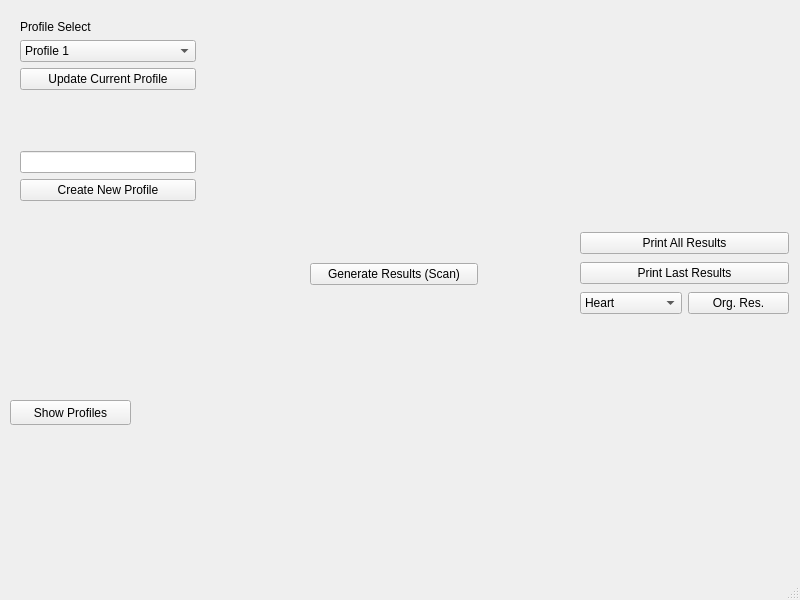
luka-weicker/3004_Final, file mainwindow.ui: the form before one commit.
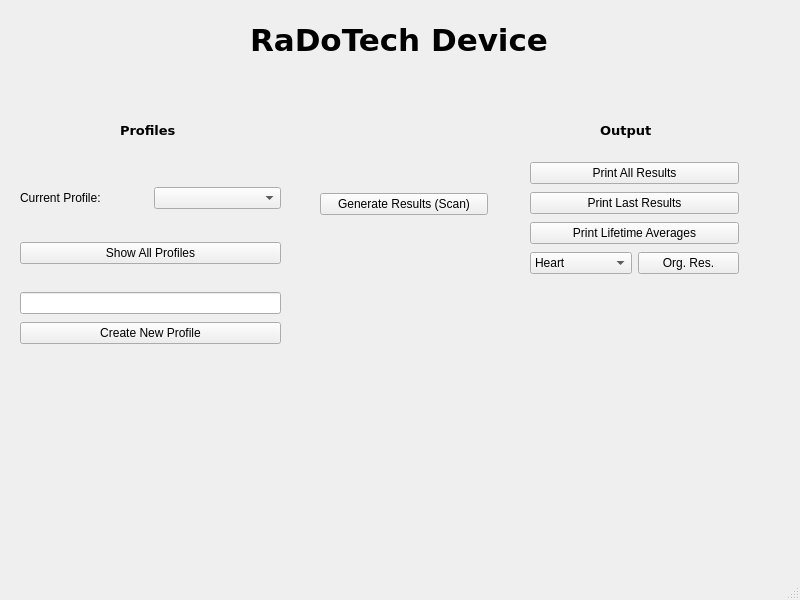
The form after the commit.

Patch:
```diff
--- a/mainwindow.ui
+++ b/mainwindow.ui
@@ -17,8 +17,8 @@
    <widget class="QWidget" name="verticalLayoutWidget">
     <property name="geometry">
      <rect>
-      <x>310</x>
-      <y>230</y>
+      <x>320</x>
+      <y>160</y>
       <width>168</width>
       <height>89</height>
      </rect>
@@ -37,68 +37,12 @@
     <property name="geometry">
      <rect>
       <x>20</x>
-      <y>20</y>
-      <width>176</width>
-      <height>181</height>
+      <y>290</y>
+      <width>261</width>
+      <height>58</height>
      </rect>
     </property>
-    <layout class="QVBoxLayout" name="profileLayout">
-     <item>
-      <widget class="QLabel" name="userSelect">
-       <property name="text">
-        <string>Profile Select</string>
-       </property>
-      </widget>
-     </item>
-     <item>
-      <widget class="QComboBox" name="profileSelect">
-       <item>
-        <property name="text">
-         <string>Profile 1</string>
-        </property>
-       </item>
-       <item>
-        <property name="text">
-         <string>Profile 2</string>
-        </property>
-       </item>
-       <item>
-        <property name="text">
-         <string>Profile 3</string>
-        </property>
-       </item>
-       <item>
-        <property name="text">
-         <string>Profile 4</string>
-        </property>
-       </item>
-       <item>
-        <property name="text">
-         <string>Profile 5</string>
-        </property>
-       </item>
-      </widget>
-     </item>
-     <item>
-      <widget class="QPushButton" name="updateProfileButton">
-       <property name="text">
-        <string>Update Current Profile</string>
-       </property>
-      </widget>
-     </item>
-     <item>
-      <spacer name="verticalSpacer">
-       <property name="orientation">
-        <enum>Qt::Vertical</enum>
-       </property>
-       <property name="sizeHint" stdset="0">
-        <size>
-         <width>20</width>
-         <height>40</height>
-        </size>
-       </property>
-      </spacer>
-     </item>
+    <layout class="QVBoxLayout" name="newProfileLayout">
      <item>
       <widget class="QLineEdit" name="newProfileInput"/>
      </item>
@@ -111,30 +55,38 @@
      </item>
     </layout>
    </widget>
-   <widget class="QPushButton" name="showProfiles">
-    <property name="geometry">
-     <rect>
-      <x>10</x>
-      <y>400</y>
-      <width>121</width>
-      <height>25</height>
-     </rect>
-    </property>
-    <property name="text">
-     <string>Show Profiles</string>
-    </property>
-   </widget>
    <widget class="QWidget" name="gridLayoutWidget">
     <property name="geometry">
      <rect>
-      <x>580</x>
-      <y>230</y>
+      <x>530</x>
+      <y>160</y>
       <width>209</width>
-      <height>89</height>
+      <height>120</height>
      </rect>
     </property>
     <layout class="QGridLayout" name="printLayout">
-     <item row="2" column="0">
+     <item row="0" column="0" colspan="2">
+      <widget class="QPushButton" name="printAllButton">
+       <property name="text">
+        <string>Print All Results</string>
+       </property>
+      </widget>
+     </item>
+     <item row="3" column="1">
+      <widget class="QPushButton" name="printOrganButton">
+       <property name="text">
+        <string>Org. Res.</string>
+       </property>
+      </widget>
+     </item>
+     <item row="1" column="0" colspan="2">
+      <widget class="QPushButton" name="printLastButton">
+       <property name="text">
+        <string>Print Last Results</string>
+       </property>
+      </widget>
+     </item>
+     <item row="3" column="0">
       <widget class="QComboBox" name="organSelect">
        <item>
         <property name="text">
@@ -163,29 +115,107 @@
        </item>
       </widget>
      </item>
-     <item row="2" column="1">
-      <widget class="QPushButton" name="printOrganButton">
+     <item row="2" column="0" colspan="2">
+      <widget class="QPushButton" name="printAveragesButton">
        <property name="text">
-        <string>Org. Res.</string>
+        <string>Print Lifetime Averages</string>
        </property>
       </widget>
      </item>
+    </layout>
+   </widget>
+   <widget class="QWidget" name="gridLayoutWidget_2">
+    <property name="geometry">
+     <rect>
+      <x>20</x>
+      <y>160</y>
+      <width>261</width>
+      <height>131</height>
+     </rect>
+    </property>
+    <layout class="QGridLayout" name="profileSelectLayout">
      <item row="1" column="0" colspan="2">
-      <widget class="QPushButton" name="printLastButton">
+      <widget class="QPushButton" name="showProfiles">
        <property name="text">
-        <string>Print Last Results</string>
+        <string>Show All Profiles</string>
        </property>
       </widget>
      </item>
-     <item row="0" column="0" colspan="2">
-      <widget class="QPushButton" name="printAllButton">
+     <item row="0" column="1">
+      <widget class="QComboBox" name="profileSelect"/>
+     </item>
+     <item row="0" column="0">
+      <widget class="QLabel" name="profileLabel">
        <property name="text">
-        <string>Print All Results</string>
+        <string>Current Profile:</string>
        </property>
       </widget>
      </item>
     </layout>
    </widget>
+   <widget class="QLabel" name="title">
+    <property name="geometry">
+     <rect>
+      <x>250</x>
+      <y>10</y>
+      <width>311</width>
+      <height>61</height>
+     </rect>
+    </property>
+    <property name="font">
+     <font>
+      <family>DejaVu Sans</family>
+      <pointsize>23</pointsize>
+      <weight>75</weight>
+      <bold>true</bold>
+     </font>
+    </property>
+    <property name="text">
+     <string>RaDoTech Device</string>
+    </property>
+   </widget>
+   <widget class="QLabel" name="title_2">
+    <property name="geometry">
+     <rect>
+      <x>120</x>
+      <y>100</y>
+      <width>61</width>
+      <height>61</height>
+     </rect>
+    </property>
+    <property name="font">
+     <font>
+      <family>DejaVu Sans</family>
+      <pointsize>10</pointsize>
+      <weight>75</weight>
+      <bold>true</bold>
+     </font>
+    </property>
+    <property name="text">
+     <string>Profiles</string>
+    </property>
+   </widget>
+   <widget class="QLabel" name="title_3">
+    <property name="geometry">
+     <rect>
+      <x>600</x>
+      <y>100</y>
+      <width>61</width>
+      <height>61</height>
+     </rect>
+    </property>
+    <property name="font">
+     <font>
+      <family>DejaVu Sans</family>
+      <pointsize>10</pointsize>
+      <weight>75</weight>
+      <bold>true</bold>
+     </font>
+    </property>
+    <property name="text">
+     <string>Output</string>
+    </property>
+   </widget>
   </widget>
   <widget class="QMenuBar" name="menubar">
    <property name="geometry">
```
